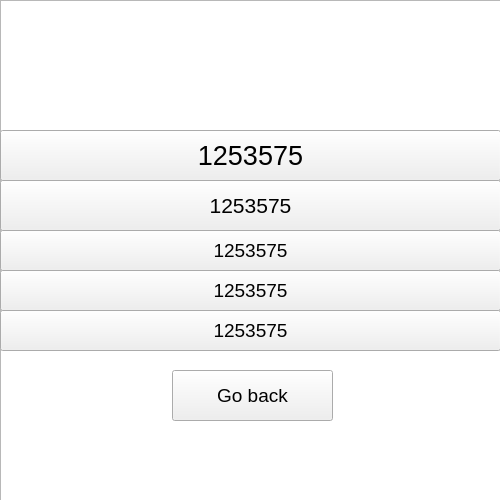
This is scorescreen.ui in ngxson/LTNC2017 as Qt 5 draws it before an edit. The edited form follows.
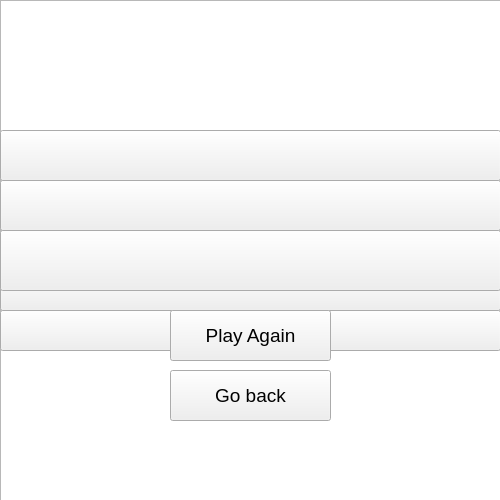
This is the edited form.

Diff of the .ui file:
```diff
--- a/scorescreen.ui
+++ b/scorescreen.ui
@@ -51,7 +51,7 @@
     </font>
    </property>
    <property name="text">
-    <string>1253575</string>
+    <string/>
    </property>
   </widget>
   <widget class="QPushButton" name="s2">
@@ -70,13 +70,13 @@
     </font>
    </property>
    <property name="text">
-    <string>1253575</string>
+    <string/>
    </property>
   </widget>
   <widget class="QPushButton" name="btnBack">
    <property name="geometry">
     <rect>
-     <x>172</x>
+     <x>170</x>
      <y>370</y>
      <width>161</width>
      <height>51</height>
@@ -108,7 +108,7 @@
     </font>
    </property>
    <property name="text">
-    <string>1253575</string>
+    <string/>
    </property>
   </widget>
   <widget class="QPushButton" name="s3">
@@ -127,7 +127,7 @@
     </font>
    </property>
    <property name="text">
-    <string>1253575</string>
+    <string/>
    </property>
   </widget>
   <widget class="QPushButton" name="s4">
@@ -146,7 +146,47 @@
     </font>
    </property>
    <property name="text">
-    <string>1253575</string>
+    <string/>
+   </property>
+  </widget>
+  <widget class="QPushButton" name="gameoverScore">
+   <property name="geometry">
+    <rect>
+     <x>0</x>
+     <y>230</y>
+     <width>501</width>
+     <height>61</height>
+    </rect>
+   </property>
+   <property name="font">
+    <font>
+     <family>Segoe UI</family>
+     <pointsize>22</pointsize>
+     <weight>75</weight>
+     <bold>true</bold>
+    </font>
+   </property>
+   <property name="text">
+    <string/>
+   </property>
+  </widget>
+  <widget class="QPushButton" name="btnPlayAgain">
+   <property name="geometry">
+    <rect>
+     <x>170</x>
+     <y>310</y>
+     <width>161</width>
+     <height>51</height>
+    </rect>
+   </property>
+   <property name="font">
+    <font>
+     <family>Segoe UI</family>
+     <pointsize>14</pointsize>
+    </font>
+   </property>
+   <property name="text">
+    <string>Play Again</string>
    </property>
   </widget>
  </widget>
```
